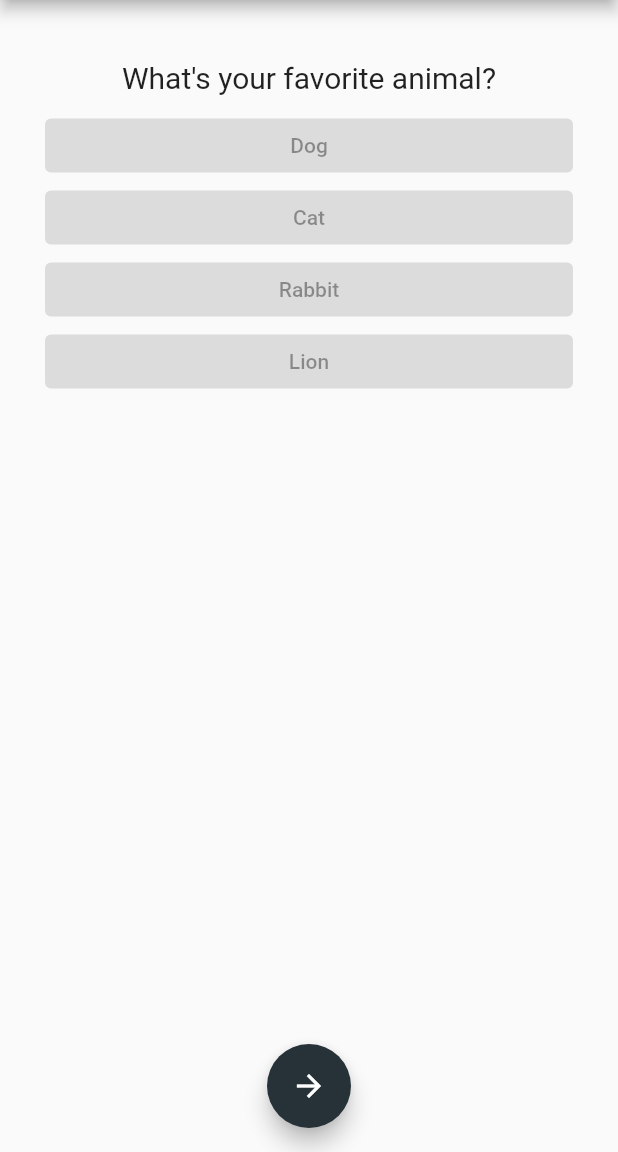
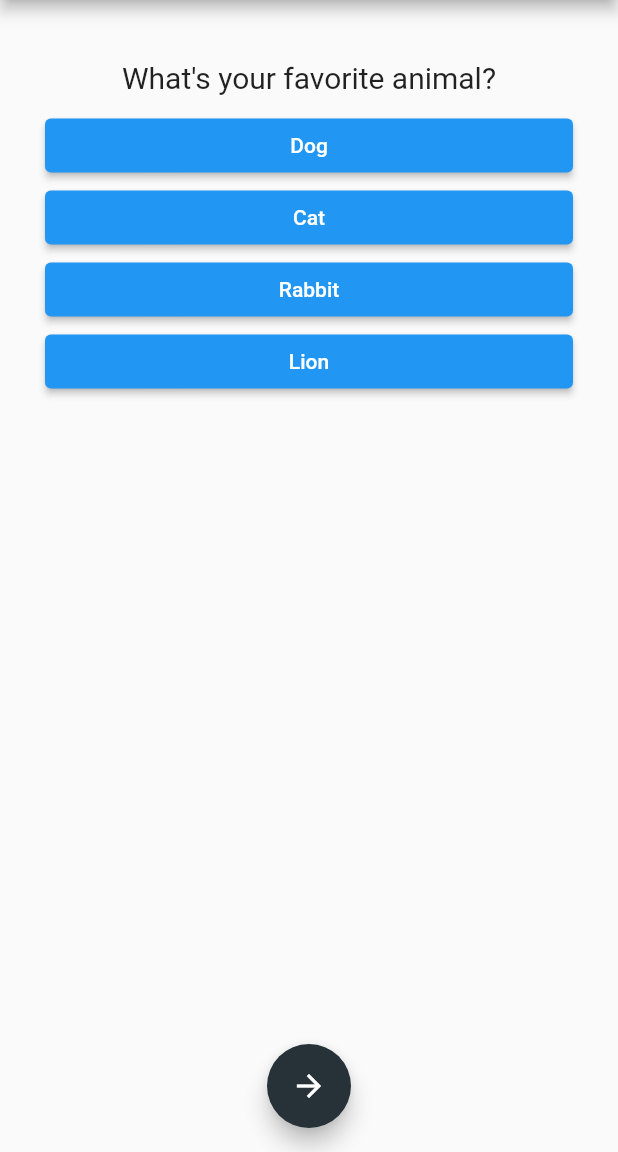
Before and after one commit to doziestar/tutisApp, a Flutter app: the screen it shows after launch, after a tap on the "arrow forward" icon, on a phone screen of 412 x 824 dp, the part 84-1236 px from its top. Run offline on Flutter 3.47's test engine with Material 2 defaults, Android fonts, the phone set to English and light mode, and no system bars.

```diff
--- a/lib/answer.dart
+++ b/lib/answer.dart
@@ -2,7 +2,7 @@ import 'package:flutter/material.dart';
 
 class Answer extends StatelessWidget {
   final answerText;
-  final Function selectHandler;
+  final VoidCallback selectHandler;
 
   const Answer(this.answerText, this.selectHandler);
 
@@ -11,11 +11,11 @@ class Answer extends StatelessWidget {
     return SizedBox(
       width: double.infinity,
       child: ElevatedButton(
-        // style: const ButtonStyle(
-        //   backgroundColor: Colors.blue,
+        // style: ButtonStyle(
+        //   backgroundColor:  Colors.blue,
         //   foregroundColor: Colors.white,
         // ),
-        onPressed: null,
+        onPressed: selectHandler,
         child: Text(answerText),
       ),
     );
--- a/lib/main.dart
+++ b/lib/main.dart
@@ -1,8 +1,8 @@
 import 'package:flutter/material.dart';
 
-import './answer.dart';
 import './nav/navbar.dart';
-import './question.dart';
+import './utils/helper.dart';
+import './utils/quiz.dart';
 
 void main() => runApp(const Tutis());
 
@@ -16,54 +16,12 @@ class Tutis extends StatefulWidget {
 class _TutisState extends State<Tutis> {
   var questionIndex = 0;
 
-  var questions = [
-    {
-      'questionText': 'What\'s your favorite color?',
-      // 'answers': [
-      //   {'text': 'Black', 'score': 10},
-      //   {'text': 'Red', 'score': 5},
-      //   {'text': 'blue', 'score': 3},
-      //   {'text': 'White', 'score': 1},
-      // ],
-      'answers': ['Black', 'Red', 'blue', 'White'],
-    },
-    {
-      'questionText': 'What\'s your favorite animal?',
-      // 'answers': [
-      //   {'text': 'Dog', 'score': 10},
-      //   {'text': 'Cat', 'score': 5},
-      //   {'text': 'Rabbit', 'score': 3},
-      //   {'text': 'Lion', 'score': 1},
-      // ],
-      'answers': [
-        'Dog',
-        'Cat',
-        'Rabbit',
-        'Lion',
-      ],
-    },
-    {
-      'questionText': 'What\'s your favorite instructor?',
-      'answers': [
-        'Max',
-        'Max',
-        'Max',
-        'Max',
-      ],
-      // 'answers': [
-      //   {'text': 'Max', 'score': 10},
-      //   {'text': 'Mosh', 'score': 5},
-      //   {'text': 'Angela', 'score': 3},
-      //   {'text': 'Josh', 'score': 1},
-      // ],
-    },
-  ];
-
   // ignore: curly_braces_in_flow_control_structures
   getNextQuestion() {
-    if (questionIndex + 1 <= questions.length) {
+    if (questionIndex <= questions.length - 1) {
       setState(() {
         questionIndex = questionIndex + 1;
+        print(questionIndex);
       });
     }
   }
@@ -72,6 +30,7 @@ class _TutisState extends State<Tutis> {
     if (questionIndex > 0) {
       setState(() {
         questionIndex = questionIndex - 1;
+        print(questionIndex);
       });
     }
   }
@@ -93,23 +52,13 @@ class _TutisState extends State<Tutis> {
         ),
         floatingActionButtonLocation: FloatingActionButtonLocation.centerFloat,
         drawer: const NavBar(),
-        body: Container(
-          width: double.infinity,
-          margin: const EdgeInsets.all(30),
-          child: Column(children: <Widget>[
-            Question(
-              questionIndex: questions[questionIndex]['questionText'],
-            ),
-            ...(questions[questionIndex]['answers'] as List<String>).map(
-              (answer) {
-                return Answer(
-                  answer,
-                  getNextQuestion,
-                );
-              },
-            ),
-          ]),
-        ),
+        body: questionIndex <= questions.length - 1
+            ? Quiz(
+                questions,
+                questionIndex,
+                getNextQuestion,
+              )
+            : const Next(),
       ),
     );
   }
--- /dev/null
+++ b/lib/utils/helper.dart
@@ -0,0 +1,59 @@
+import 'package:flutter/material.dart';
+
+const questions = [
+  {
+    'questionText': 'What\'s your favorite color?',
+    // 'answers': [
+    //   {'text': 'Black', 'score': 10},
+    //   {'text': 'Red', 'score': 5},
+    //   {'text': 'blue', 'score': 3},
+    //   {'text': 'White', 'score': 1},
+    // ],
+    'answers': ['Black', 'Red', 'blue', 'White'],
+  },
+  {
+    'questionText': 'What\'s your favorite animal?',
+    // 'answers': [
+    //   {'text': 'Dog', 'score': 10},
+    //   {'text': 'Cat', 'score': 5},
+    //   {'text': 'Rabbit', 'score': 3},
+    //   {'text': 'Lion', 'score': 1},
+    // ],
+    'answers': [
+      'Dog',
+      'Cat',
+      'Rabbit',
+      'Lion',
+    ],
+  },
+  {
+    'questionText': 'What\'s your favorite instructor?',
+    'answers': [
+      'Max',
+      'Max',
+      'Max',
+      'Max',
+    ],
+    // 'answers': [
+    //   {'text': 'Max', 'score': 10},
+    //   {'text': 'Mosh', 'score': 5},
+    //   {'text': 'Angela', 'score': 3},
+    //   {'text': 'Josh', 'score': 1},
+    // ],
+  },
+];
+
+class Next extends StatelessWidget {
+  const Next({Key? key}) : super(key: key);
+
+  @override
+  Widget build(BuildContext context) {
+    return const Center(
+      child: Text(
+        'You\'ve reached the end of the quiz.',
+        style:
+            TextStyle(fontWeight: FontWeight.bold, fontStyle: FontStyle.italic),
+      ),
+    );
+  }
+}
--- /dev/null
+++ b/lib/utils/quiz.dart
@@ -0,0 +1,33 @@
+import 'package:flutter/material.dart';
+
+import '../answer.dart';
+import '../question.dart';
+
+class Quiz extends StatelessWidget {
+  final List<Map<String, Object>> questions;
+  final int questionIndex;
+  final getNextQuestion;
+
+  const Quiz(this.questions, this.questionIndex, this.getNextQuestion);
+
+  @override
+  Widget build(BuildContext context) {
+    return Container(
+      width: double.infinity,
+      margin: const EdgeInsets.all(30),
+      child: Column(children: <Widget>[
+        Question(
+          questionIndex: questions[questionIndex]['questionText'],
+        ),
+        ...(questions[questionIndex]['answers'] as List<String>).map(
+          (answer) {
+            return Answer(
+              answer,
+              getNextQuestion,
+            );
+          },
+        ),
+      ]),
+    );
+  }
+}
```
Also changed, not shown: lib/utils/result.dart (added).
